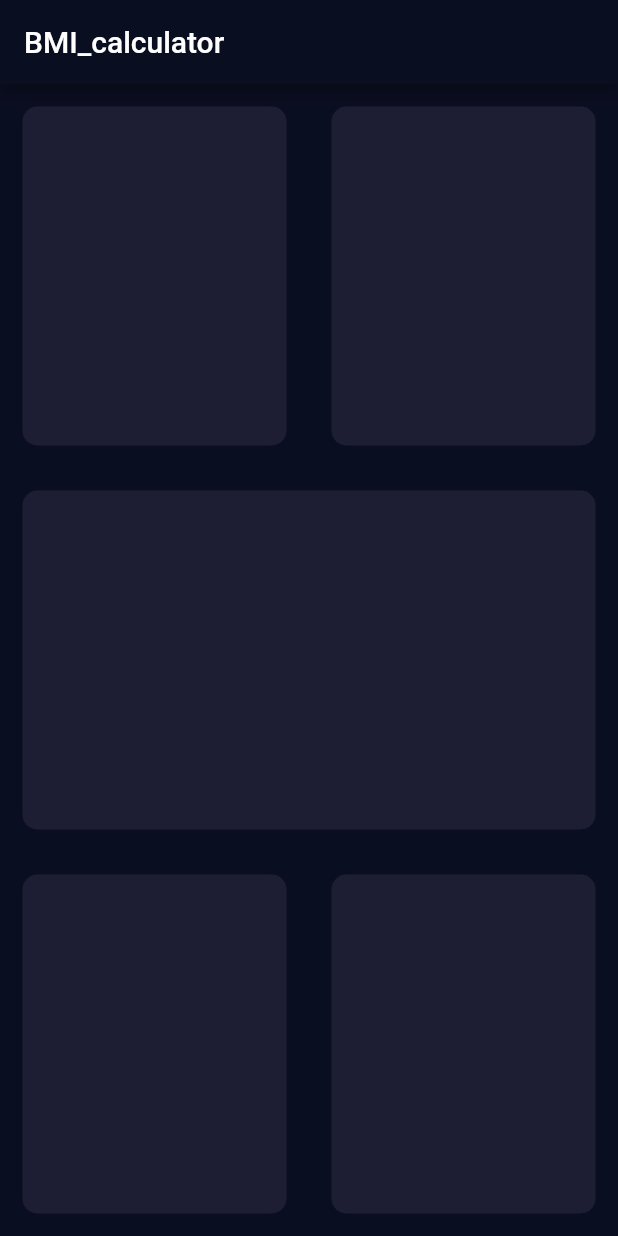
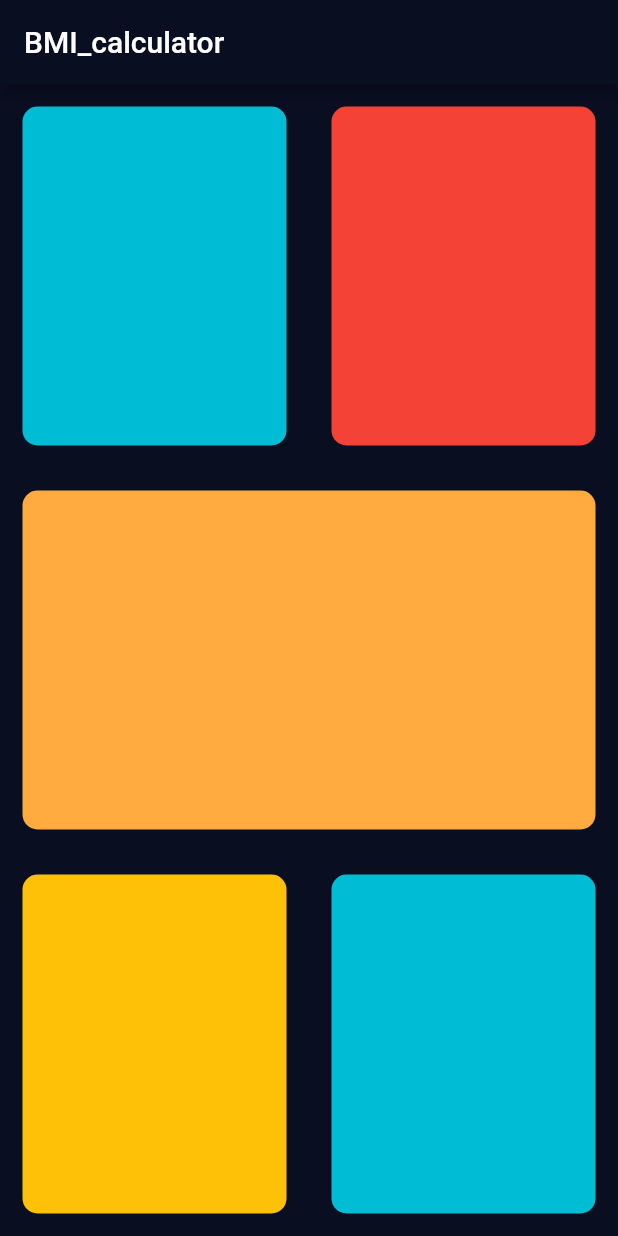
Before and after one commit to zeeshi045/Flutter-Projects, a Flutter app: the screen it shows after launch, on a phone screen of 412 x 824 dp. Run offline on Flutter 3.47's test engine with Material 2 defaults, Android fonts, the phone set to English and light mode, and no system bars; our stand-ins replace animated_background, assets_audio_player, auto_size_text, get, rflutter_alert.

Commit message:
update
Reduce code(contanier 5 bari use horha tha isliye container ki class bna di jinki waja se bar bar container ka code nh likna pare ga basically code ko reduce kiya han)

```diff
--- a/BMI_calculator/lib/input_page.dart
+++ b/BMI_calculator/lib/input_page.dart
@@ -20,53 +20,27 @@ class _InputPageState extends State<InputPage> {
         Expanded(child: Row(
           children: [
             Expanded(
-          child:Container(
-            margin: EdgeInsets.all(15.0),
-            decoration: BoxDecoration(
-              color: Color(0xFF1D1E33),
-              borderRadius: BorderRadius.circular(10.0),
+          child:RepeatContainerCode(colors:Colors.cyan,
+          ),
+    ),
+            Expanded(child:RepeatContainerCode(
+              colors:Colors.red,
             ),
-
-      ),
-    ),
-            Expanded(child:Container(
-    margin: EdgeInsets.all(15.0),
-    decoration: BoxDecoration(
-    color: Color(0xFF1D1E33),
-    borderRadius: BorderRadius.circular(10.0),
-    ),
-
-    ),
             ),
           ],
         ),
 
         ),
-          Expanded(child:Container(
-            margin: EdgeInsets.all(15.0),
-            decoration: BoxDecoration(
-              color: Color(0xFF1D1E33),
-              borderRadius: BorderRadius.circular(10.0),
-            ),
-
+          Expanded(child:RepeatContainerCode(
+            colors:Colors.orangeAccent,
           ),),
           Expanded(child: Row(
             children: [
-              Expanded(child:Container(
-                margin: EdgeInsets.all(15.0),
-                decoration: BoxDecoration(
-                  color: Color(0xFF1D1E33),
-                  borderRadius: BorderRadius.circular(10.0),
-                ),
-
+              Expanded(child:RepeatContainerCode(
+                colors:Colors.amber,
               ),),
-              Expanded(child:Container(
-                margin: EdgeInsets.all(15.0),
-                decoration: BoxDecoration(
-                  color: Color(0xFF1D1E33),
-                  borderRadius: BorderRadius.circular(10.0),
-                ),
-
+              Expanded(child:RepeatContainerCode(
+                colors:Colors.cyan,
               ),),
             ],
           ),
@@ -78,3 +52,22 @@ class _InputPageState extends State<InputPage> {
     );
   }
 }
+
+class RepeatContainerCode extends StatelessWidget {
+  final Color colors;
+  const RepeatContainerCode(
+  {super.key,
+    required this.colors
+});
+  @override
+  Widget build(BuildContext context) {
+    return Container(
+      margin: EdgeInsets.all(15.0),
+      decoration: BoxDecoration(
+        color: colors,
+        borderRadius: BorderRadius.circular(10.0),
+      ),
+
+    );
+  }
+}
```
